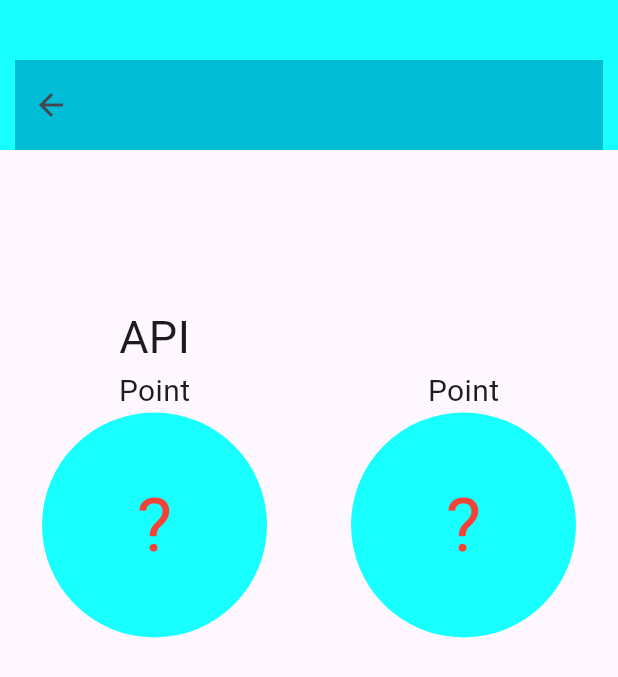
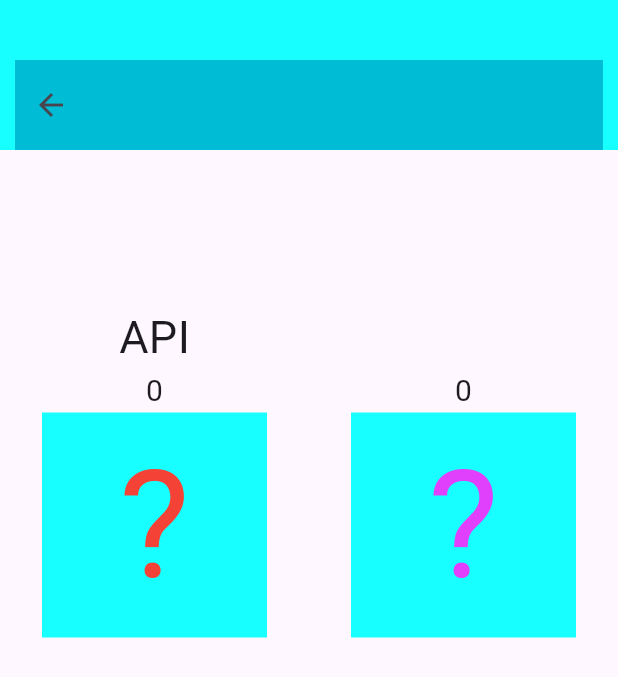
Before and after one commit to Prafulpatnecha/o_x_game, a Flutter app: the StoneStart screen opened by its route, on a phone screen of 412 x 824 dp. Shown: the top 677 px of the screen. Run offline on Flutter 3.47's test engine with Material 3 defaults, Android fonts, the phone set to English and light mode, and no system bars; our stand-ins replace image_picker.

Commit message:
24-06-24

```diff
--- a/lib/home/homepage.dart
+++ b/lib/home/homepage.dart
@@ -46,7 +46,8 @@ class _HomePageState extends State<HomePage> {
         centerTitle: true,
       ),
       // backgroundColor: const Color(0xff12154a),
-      body: Column(
+      body: SingleChildScrollView(
+        child: Column(
           children: [
             Container(
               height: 500,
@@ -100,6 +101,7 @@ class _HomePageState extends State<HomePage> {
             ),
           ],
         ),
+      ),
     );
   }
 }
--- a/lib/stone_paper_sizer/home/startscreen/startedgame.dart
+++ b/lib/stone_paper_sizer/home/startscreen/startedgame.dart
@@ -1,7 +1,12 @@
+import 'dart:math';
+
 import 'package:flutter/material.dart';
+import 'package:o_x_game/stone_paper_sizer/utils/funtion_stone.dart';
 import 'package:o_x_game/stone_paper_sizer/utils/stone_globle.dart';
 import 'package:o_x_game/util/stone_modal.dart';
+
 StoneModal? stoneModalList;
+
 class StoneStart extends StatefulWidget {
   const StoneStart({super.key});
 
@@ -12,7 +17,7 @@ class StoneStart extends StatefulWidget {
 class _StoneStartState extends State<StoneStart> {
   @override
   Widget build(BuildContext context) {
-    stoneModalList=StoneModal.toList(listModal: emptyStone);
+    stoneModalList = StoneModal.toList(listModal: emptyStone);
     double height = MediaQuery.of(context).size.height;
     double width = MediaQuery.of(context).size.width;
     return Scaffold(
@@ -44,59 +49,97 @@ class _StoneStartState extends State<StoneStart> {
                   ),
                 ),
               ),
-              SizedBox(height: height/8,),
+              SizedBox(
+                height: height / 8,
+              ),
               Row(
                 mainAxisAlignment: MainAxisAlignment.spaceAround,
                 children: [
                   Column(
                     children: [
-                      const Text('API',style: TextStyle(fontSize: 30),),
-                      const Text('Point',style: TextStyle(fontSize: 20),),//todo enter points auto
+                      const Text(
+                        'API',
+                        style: TextStyle(fontSize: 30),
+                      ),
+                      Text(
+                        apiPoint.toString(),
+                        style: const TextStyle(fontSize: 20),
+                      ),
+                      //todo enter points auto
                       Container(
-                        decoration: const BoxDecoration(
-                        color: Colors.cyanAccent,
-                          shape: BoxShape.circle
-                        ),
+                        decoration: BoxDecoration(
+                          image: (stoneFindBool==false)?DecorationImage(image: stoneModalList!.listImage[xIndex].imageFind!,fit: BoxFit.fill):null,
+                            color: Colors.cyanAccent,),
                         height: 150,
                         width: 150,
                         alignment: Alignment.center,
-                        child: (stoneFindBool==true)?const SizedBox(
-                          child: Text('?',style: TextStyle(color: Colors.red,fontSize: 50),),
-                        ):Container(),
+                        child: (stoneFindBool == true)
+                            ? const SizedBox(
+                                child: Text(
+                                  '?',
+                                  style: TextStyle(
+                                      color: Colors.red, fontSize: 100),
+                                ),
+                              )
+                            : Container(),
                       ),
                     ],
                   ),
                   Column(
                     children: [
-                      Text(textUserName.text,style: const TextStyle(fontSize: 30),),
-                      const Text('Point',style: TextStyle(fontSize: 20),),
+                      Text(
+                        textUserName.text,
+                        style: const TextStyle(fontSize: 30),
+                      ),
+                      Text(
+                        userPoint.toString(),
+                        style: const TextStyle(fontSize: 20),
+                      ),
                       Container(
-                        decoration: const BoxDecoration(
+                        decoration: BoxDecoration(
                           color: Colors.cyanAccent,
-                          shape: BoxShape.circle,
+                          image: (stoneFindBoolUser==false)?DecorationImage(image: stoneModalList!.listImage[selectIndexUser].imageFind!,fit: BoxFit.fill):null
                         ),
                         height: 150,
                         width: 150,
                         alignment: Alignment.center,
-                        child: (stoneFindBoolUser==true)?Container(
-                          child: Text('?',style: TextStyle(color: Colors.red,fontSize: 50),),
-                        ):Container(),
+                        child: (stoneFindBoolUser == true)
+                            ? Container(
+                                child: const Text(
+                                  '?',
+                                  style: TextStyle(
+                                      color: Colors.purpleAccent, fontSize: 100),
+                                ),
+                              )
+                            : Container(),
                       ),
                     ],
                   ),
                 ],
               ),
-              SizedBox(height: height/4,),
+              SizedBox(
+                height: height / 4,
+              ),
               // ()?:,
-              (stoneFindBoolUser==true)?Row(
+              (stoneFindBoolUser == true)
+                  ? Row(
                       mainAxisAlignment: MainAxisAlignment.spaceAround,
                       children: [
-                  ...List.generate(stoneModalList!.listImage.length, (index) => Padding(
+                        ...List.generate(
+                          stoneModalList!.listImage.length,
+                          (index) => Padding(
                             padding: const EdgeInsets.all(8.0),
                             child: GestureDetector(
                               onTap: () {
                                 setState(() {
 
+                                  Random random = Random();
+                                  xIndex = random.nextInt(emptyStone.length);
+                                  print(xIndex);
+                                  stoneFindBoolUser = false;
+                                  selectIndexUser=index;
+                                  stoneFindBool=false;
+                                  stoneFuntion();
                                 });
                               },
                               child: Container(
@@ -105,18 +148,62 @@ class _StoneStartState extends State<StoneStart> {
                                 decoration: BoxDecoration(
                                   color: Colors.deepOrangeAccent,
                                   image: DecorationImage(
-                            image: stoneModalList!.listImage[index].imageFind!,
+                                    image: stoneModalList!
+                                        .listImage[index].imageFind!,
                                   ),
                                 ),
                               ),
                             ),
-                  ),),
+                          ),
+                        ),
                       ],
-              ):GestureDetector(
-                onTap: () {
-
+                    )
+                  : Row(
+                      mainAxisAlignment: MainAxisAlignment.spaceAround,
+                      children: [
+                        Container(
+                          height: 100,
+                          width: 100,
+                          decoration: const BoxDecoration(
+                              shape: BoxShape.circle,
+                              gradient: RadialGradient(
+                                  colors: [Colors.white, Colors.cyanAccent])),
+                          child: TextButton(
+                              onPressed: () {
+                                setState(() {
+                                  stoneFindBoolUser = true;
+                                  stoneFindBool=true;
+                                });
                               },
-                  child: Container()
+                              child: const Text(
+                                'Continue',
+                                style: TextStyle(
+                                    color: Colors.black, fontSize: 18),
+                              )),
+                        ),
+                        Container(
+                          height: 100,
+                          width: 100,
+                          decoration: const BoxDecoration(
+                              shape: BoxShape.circle,
+                              gradient: RadialGradient(
+                                  colors: [Colors.white, Colors.cyanAccent])),
+                          child: TextButton(
+                              onPressed: () {
+                                setState(() {
+                                  stoneFindBoolUser = true;
+                                  stoneFindBool=true;
+                                  apiPoint=0;
+                                  userPoint=0;
+                                });
+                              },
+                              child: const Text(
+                                'Reset',
+                                style: TextStyle(
+                                    color: Colors.black, fontSize: 18),
+                              )),
+                        )
+                      ],
                     ),
             ],
           ),
@@ -125,3 +212,5 @@ class _StoneStartState extends State<StoneStart> {
     );
   }
 }
+
+int xIndex = 0;
--- a/lib/stone_paper_sizer/utils/stone_globle.dart
+++ b/lib/stone_paper_sizer/utils/stone_globle.dart
@@ -1,6 +1,7 @@
 import 'package:flutter/cupertino.dart';
 
 int selectIndexStone=0;
+int selectIndexUser=0;
 List emptyStone=[];
 bool stoneFindBool=true;
 bool stoneFindBoolUser=true;
```
Also changed, not shown: lib/stone_paper_sizer/utils/funtion_stone.dart (added, +35 -0 lines). Lines whose indentation alone changed are shown as unchanged.
